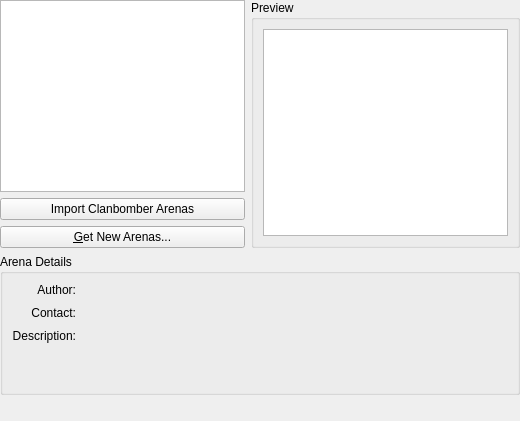
Qt form granatier/src/arenaselector.ui (jsj2008/kdegames) before a commit.
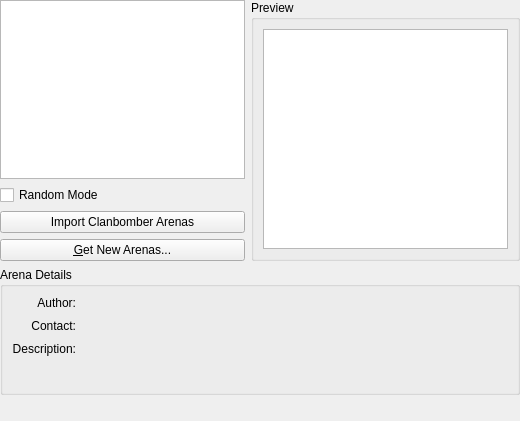
The same form after that commit. Custom widgets are drawn as their Qt base class.

Commit message: possibility for random maps at game start

Diff of the .ui file:
```diff
--- a/granatier/src/arenaselector.ui
+++ b/granatier/src/arenaselector.ui
@@ -21,6 +21,13 @@
        <item>
         <widget class="KListWidget" name="arenaList"/>
        </item>
+       <item>
+        <widget class="QCheckBox" name="kcfg_RandomArenaMode">
+         <property name="text">
+          <string>Random Mode</string>
+         </property>
+        </widget>
+       </item>
        <item>
         <widget class="QPushButton" name="importArenas">
          <property name="text">
```
The commit also changes 2 other files.
